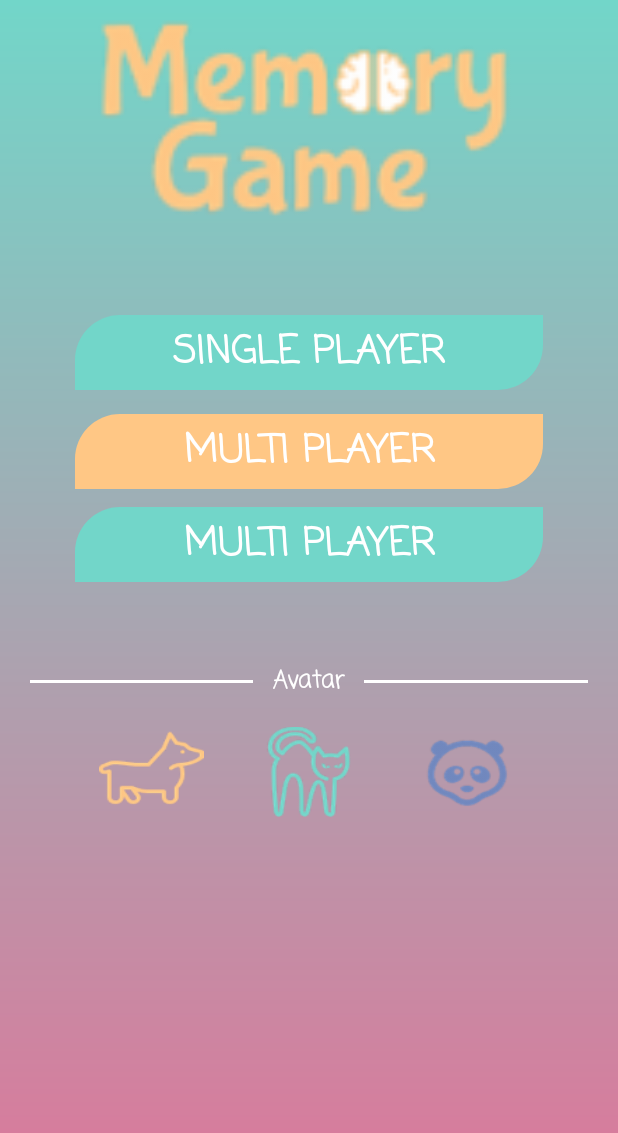
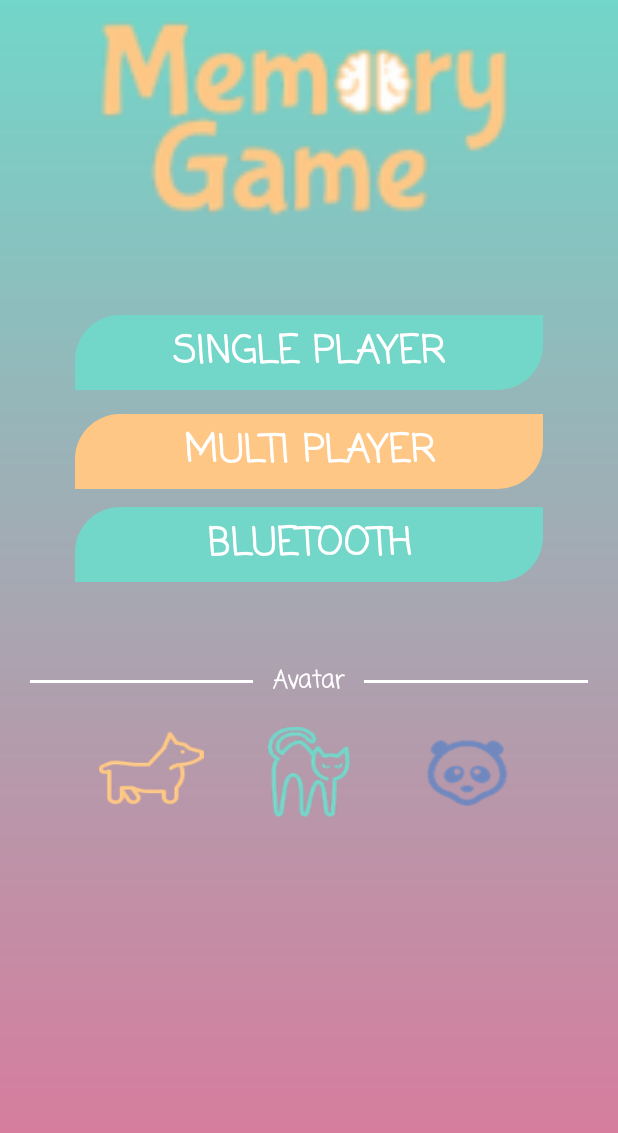
Before and after one commit to AurelaJasiqi/memory_game, an Android app: the screen it shows after launch (MainActivity), on a phone screen of 412 x 824 dp. Shown: the top 1133 px of the screen. Run offline under Robolectric (Android 15) with nearby library versions, the phone set to English and light mode, and no system bars; plain views replace CircularToggle, SingleSelectToggleGroup.

Commit message:
btn bluetooth

```diff
--- a/app/src/main/res/layout/activity_main.xml
+++ b/app/src/main/res/layout/activity_main.xml
@@ -18,9 +18,6 @@
         app:layout_constraintStart_toStartOf="parent"
         app:layout_constraintTop_toTopOf="parent"
         app:srcCompat="@drawable/app_name" />
-
-
-
 
     <Button
         android:id="@+id/btn_single_player"
@@ -68,7 +65,7 @@
         android:layout_marginEnd="50dp"
         android:background="@drawable/button_radius"
         android:backgroundTint="@color/light_green"
-        android:text="Multi Player"
+        android:text="Bluetooth"
         android:textColor="@color/white"
         android:textSize="25sp"
         android:textStyle="bold"
```
